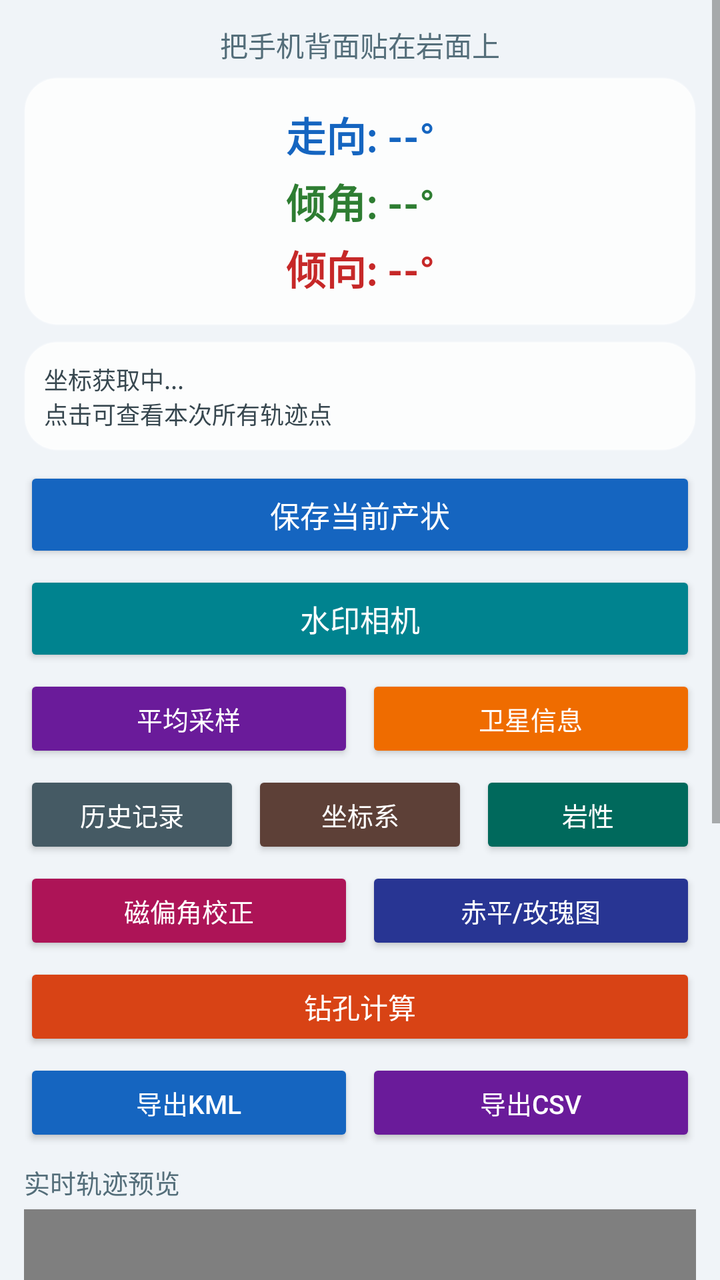
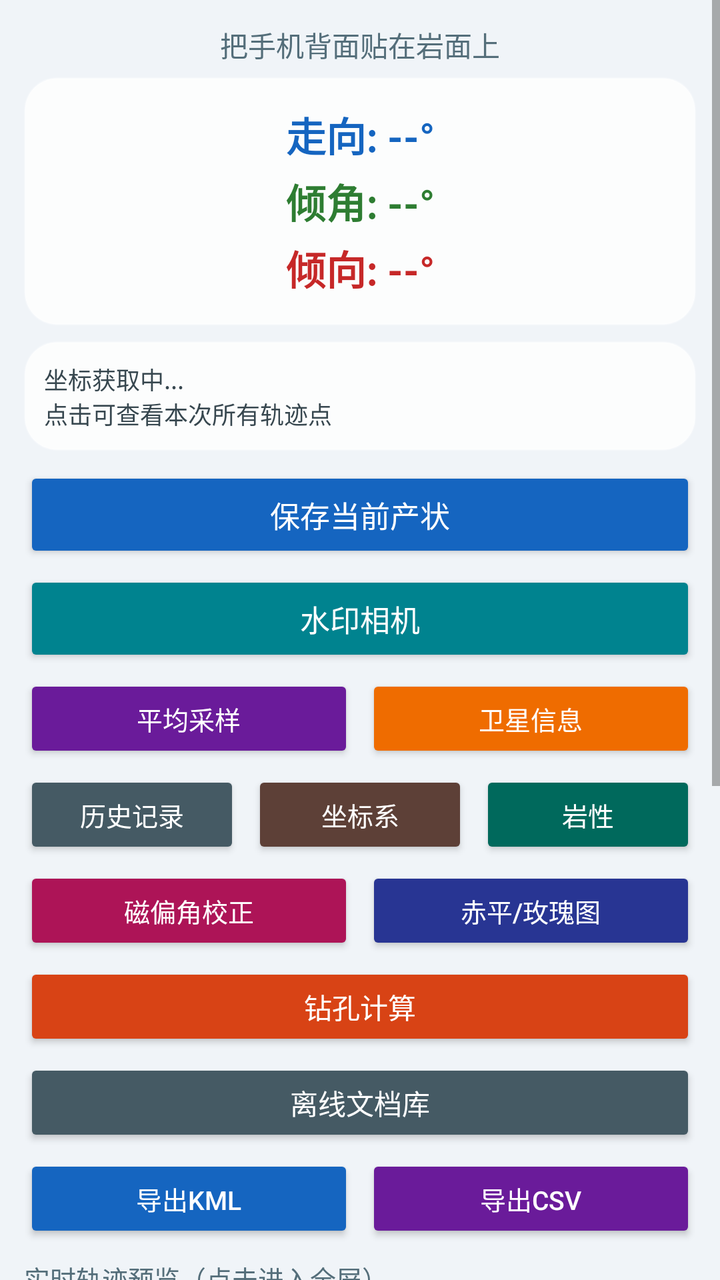

Screens rendered from an Android XML layout before and after an edit, with the pre-edit source and the edit as a unified diff.
<!-- AndroidManifest.xml: application theme Theme.AppCompat.Light.DarkActionBar -->
<!-- res/layout/activity_main.xml -->
<?xml version="1.0" encoding="utf-8"?>
<ScrollView xmlns:android="http://schemas.android.com/apk/res/android"
    android:layout_width="match_parent"
    android:layout_height="match_parent"
    android:fillViewport="true"
    android:background="#F0F4F8">

    <LinearLayout
        android:layout_width="match_parent"
        android:layout_height="wrap_content"
        android:orientation="vertical"
        android:padding="12dp">

        
        <TextView
            android:layout_width="match_parent"
            android:layout_height="wrap_content"
            android:text="把手机背面贴在岩面上"
            android:textSize="14sp"
            android:textColor="#546E7A"
            android:gravity="center"
            android:paddingBottom="6dp" />

        
        <LinearLayout
            android:layout_width="match_parent"
            android:layout_height="wrap_content"
            android:orientation="vertical"
            android:background="@drawable/bg_glass_card"
            android:padding="14dp"
            android:layout_marginBottom="8dp"
            android:elevation="4dp">

            <TextView
                android:id="@+id/tvStrike"
                android:layout_width="match_parent"
                android:layout_height="wrap_content"
                android:text="走向: --°"
                android:textSize="20sp"
                android:textStyle="bold"
                android:textColor="#1565C0"
                android:gravity="center" />

            <TextView
                android:id="@+id/tvDip"
                android:layout_width="match_parent"
                android:layout_height="wrap_content"
                android:text="倾角: --°"
                android:textSize="20sp"
                android:textStyle="bold"
                android:textColor="#2E7D32"
                android:gravity="center"
                android:paddingTop="4dp" />

            <TextView
                android:id="@+id/tvDipDir"
                android:layout_width="match_parent"
                android:layout_height="wrap_content"
                android:text="倾向: --°"
                android:textSize="20sp"
                android:textStyle="bold"
                android:textColor="#C62828"
                android:gravity="center"
                android:paddingTop="4dp" />
        </LinearLayout>

        
        <TextView
            android:id="@+id/tvCurrentCoord"
            android:layout_width="match_parent"
            android:layout_height="wrap_content"
            android:background="@drawable/bg_glass_card"
            android:padding="10dp"
            android:textSize="12sp"
            android:textColor="#37474F"
            android:text="坐标获取中...\n点击可查看本次所有轨迹点"
            android:layout_marginBottom="8dp"
            android:elevation="2dp" />

        <Button
            android:id="@+id/btnSave"
            android:layout_width="match_parent"
            android:layout_height="48dp"
            android:text="保存当前产状"
            android:textSize="15sp"
            android:backgroundTint="#1565C0"
            android:textColor="#FFFFFF"
            android:layout_marginBottom="4dp" />

        <Button
            android:id="@+id/btnCamera"
            android:layout_width="match_parent"
            android:layout_height="48dp"
            android:text="水印相机"
            android:textSize="15sp"
            android:backgroundTint="#00838F"
            android:textColor="#FFFFFF"
            android:layout_marginBottom="4dp" />

        
        <LinearLayout
            android:layout_width="match_parent"
            android:layout_height="wrap_content"
            android:orientation="horizontal"
            android:layout_marginBottom="4dp">

            <Button
                android:id="@+id/btnAverage"
                android:layout_width="0dp"
                android:layout_height="44dp"
                android:layout_weight="1"
                android:text="平均采样"
                android:textSize="13sp"
                android:backgroundTint="#6A1B9A"
                android:textColor="#FFFFFF" />

            <Button
                android:id="@+id/btnSatellite"
                android:layout_width="0dp"
                android:layout_height="44dp"
                android:layout_weight="1"
                android:text="卫星信息"
                android:textSize="13sp"
                android:layout_marginStart="6dp"
                android:backgroundTint="#EF6C00"
                android:textColor="#FFFFFF" />
        </LinearLayout>

        
        <LinearLayout
            android:layout_width="match_parent"
            android:layout_height="wrap_content"
            android:orientation="horizontal"
            android:layout_marginBottom="4dp">

            <Button
                android:id="@+id/btnHistoryMain"
                android:layout_width="0dp"
                android:layout_height="44dp"
                android:layout_weight="1"
                android:text="历史记录"
                android:textSize="13sp"
                android:backgroundTint="#455A64"
                android:textColor="#FFFFFF" />

            <Button
                android:id="@+id/btnCoord"
                android:layout_width="0dp"
                android:layout_height="44dp"
                android:layout_weight="1"
                android:text="坐标系"
                android:textSize="13sp"
                android:layout_marginStart="6dp"
                android:backgroundTint="#5D4037"
                android:textColor="#FFFFFF" />

            <Button
                android:id="@+id/btnLithology"
                android:layout_width="0dp"
                android:layout_height="44dp"
                android:layout_weight="1"
                android:text="岩性"
                android:textSize="13sp"
                android:layout_marginStart="6dp"
                android:backgroundTint="#00695C"
                android:textColor="#FFFFFF" />
        </LinearLayout>

        
        <LinearLayout
            android:layout_width="match_parent"
            android:layout_height="wrap_content"
            android:orientation="horizontal"
            android:layout_marginBottom="4dp">

            <Button
                android:id="@+id/btnDeclination"
                android:layout_width="0dp"
                android:layout_height="44dp"
                android:layout_weight="1"
                android:text="磁偏角校正"
                android:textSize="13sp"
                android:backgroundTint="#AD1457"
                android:textColor="#FFFFFF" />

            <Button
                android:id="@+id/btnProjection"
                android:layout_width="0dp"
                android:layout_height="44dp"
                android:layout_weight="1"
                android:text="赤平/玫瑰图"
                android:textSize="13sp"
                android:layout_marginStart="6dp"
                android:backgroundTint="#283593"
                android:textColor="#FFFFFF" />
        </LinearLayout>

        
        <Button
            android:id="@+id/btnBorehole"
            android:layout_width="match_parent"
            android:layout_height="44dp"
            android:text="钻孔计算"
            android:textSize="14sp"
            android:backgroundTint="#D84315"
            android:textColor="#FFFFFF"
            android:layout_marginBottom="4dp" />

        
        <LinearLayout
            android:layout_width="match_parent"
            android:layout_height="wrap_content"
            android:orientation="horizontal"
            android:layout_marginBottom="8dp">

            <Button
                android:id="@+id/btnExportKml"
                android:layout_width="0dp"
                android:layout_height="44dp"
                android:layout_weight="1"
                android:text="导出KML"
                android:textSize="13sp"
                android:backgroundTint="#1565C0"
                android:textColor="#FFFFFF" />

            <Button
                android:id="@+id/btnExportCsv"
                android:layout_width="0dp"
                android:layout_height="44dp"
                android:layout_weight="1"
                android:text="导出CSV"
                android:textSize="13sp"
                android:layout_marginStart="6dp"
                android:backgroundTint="#6A1B9A"
                android:textColor="#FFFFFF" />
        </LinearLayout>

        
        <TextView
            android:layout_width="match_parent"
            android:layout_height="wrap_content"
            android:text="实时轨迹预览"
            android:textSize="13sp"
            android:textColor="#546E7A"
            android:paddingBottom="4dp" />

        <com.example.rockattitude.TrackView
            android:id="@+id/trackView"
            android:layout_width="match_parent"
            android:layout_height="160dp"
            android:background="@drawable/bg_glass_card"
            android:elevation="2dp" />

        <LinearLayout
            android:layout_width="match_parent"
            android:layout_height="wrap_content"
            android:orientation="horizontal"
            android:paddingTop="6dp">

            <Button
                android:id="@+id/btnTrackToggle"
                android:layout_width="0dp"
                android:layout_height="44dp"
                android:layout_weight="1"
                android:text="开始记录轨迹"
                android:textSize="13sp"
                android:backgroundTint="#37474F"
                android:textColor="#FFFFFF" />

            <Button
                android:id="@+id/btnNavigate"
                android:layout_width="0dp"
                android:layout_height="44dp"
                android:layout_weight="1"
                android:text="导航"
                android:textSize="13sp"
                android:layout_marginStart="6dp"
                android:backgroundTint="#C62828"
                android:textColor="#FFFFFF" />
        </LinearLayout>

        <TextView
            android:id="@+id/tvNavInfo"
            android:layout_width="match_parent"
            android:layout_height="wrap_content"
            android:text=""
            android:textSize="12sp"
            android:paddingTop="4dp"
            android:textColor="#C62828" />

        
        <TextView
            android:layout_width="match_parent"
            android:layout_height="wrap_content"
            android:text="今日保存记录（点击查看全部）"
            android:textSize="13sp"
            android:textColor="#546E7A"
            android:paddingTop="10dp"
            android:paddingBottom="4dp" />

        <TextView
            android:id="@+id/tvLatestRecord"
            android:layout_width="match_parent"
            android:layout_height="wrap_content"
            android:background="@drawable/bg_glass_card"
            android:padding="12dp"
            android:textSize="13sp"
            android:textColor="#37474F"
            android:text="暂无记录"
            android:minHeight="70dp"
            android:elevation="2dp" />

        
        <TextView
            android:layout_width="match_parent"
            android:layout_height="wrap_content"
            android:text="此软件所有版权归1037HLY所有"
            android:textSize="11sp"
            android:textColor="#90A4AE"
            android:gravity="center"
            android:paddingTop="18dp"
            android:paddingBottom="10dp" />
    </LinearLayout>
</ScrollView>
<!-- resources referenced by this layout -->
<resources>
  <!-- drawable bg_glass_card (drawable) -->
  <?xml version="1.0" encoding="utf-8"?>
  <shape xmlns:android="http://schemas.android.com/apk/res/android"
      android:shape="rectangle">
      <solid android:color="#CCFFFFFF" />
      <corners android:radius="16dp" />
      <stroke
          android:width="1dp"
          android:color="#40FFFFFF" />
  </shape>
</resources>

<!-- the commit's change to res/layout/activity_main.xml (unified diff, before → after) -->
@@ -11,7 +11,6 @@
         android:orientation="vertical"
         android:padding="12dp">
 
-        
         <TextView
             android:layout_width="match_parent"
             android:layout_height="wrap_content"
@@ -21,7 +20,6 @@
             android:gravity="center"
             android:paddingBottom="6dp" />
 
-        
         <LinearLayout
             android:layout_width="match_parent"
             android:layout_height="wrap_content"
@@ -64,7 +62,6 @@
                 android:paddingTop="4dp" />
         </LinearLayout>
 
-        
         <TextView
             android:id="@+id/tvCurrentCoord"
             android:layout_width="match_parent"
@@ -97,7 +94,6 @@
             android:textColor="#FFFFFF"
             android:layout_marginBottom="4dp" />
 
-        
         <LinearLayout
             android:layout_width="match_parent"
             android:layout_height="wrap_content"
@@ -126,7 +122,6 @@
                 android:textColor="#FFFFFF" />
         </LinearLayout>
 
-        
         <LinearLayout
             android:layout_width="match_parent"
             android:layout_height="wrap_content"
@@ -166,7 +161,6 @@
                 android:textColor="#FFFFFF" />
         </LinearLayout>
 
-        
         <LinearLayout
             android:layout_width="match_parent"
             android:layout_height="wrap_content"
@@ -195,7 +189,6 @@
                 android:textColor="#FFFFFF" />
         </LinearLayout>
 
-        
         <Button
             android:id="@+id/btnBorehole"
             android:layout_width="match_parent"
@@ -206,7 +199,16 @@
             android:textColor="#FFFFFF"
             android:layout_marginBottom="4dp" />
 
-        
+        <Button
+            android:id="@+id/btnDocs"
+            android:layout_width="match_parent"
+            android:layout_height="44dp"
+            android:text="离线文档库"
+            android:textSize="14sp"
+            android:backgroundTint="#455A64"
+            android:textColor="#FFFFFF"
+            android:layout_marginBottom="4dp" />
+
         <LinearLayout
             android:layout_width="match_parent"
             android:layout_height="wrap_content"
@@ -235,11 +237,10 @@
                 android:textColor="#FFFFFF" />
         </LinearLayout>
 
-        
-        <TextView
-            android:layout_width="match_parent"
-            android:layout_height="wrap_content"
-            android:text="实时轨迹预览"
+        <TextView
+            android:layout_width="match_parent"
+            android:layout_height="wrap_content"
+            android:text="实时轨迹预览（点击进入全屏）"
             android:textSize="13sp"
             android:textColor="#546E7A"
             android:paddingBottom="4dp" />
@@ -288,7 +289,6 @@
             android:paddingTop="4dp"
             android:textColor="#C62828" />
 
-        
         <TextView
             android:layout_width="match_parent"
             android:layout_height="wrap_content"
@@ -310,7 +310,6 @@
             android:minHeight="70dp"
             android:elevation="2dp" />
 
-        
         <TextView
             android:layout_width="match_parent"
             android:layout_height="wrap_content"
